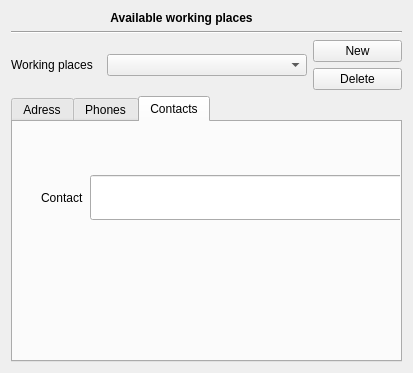
Qt form plugins/accountplugin/preferences/sitespage.ui (FreeHealth/freehealth) before a commit.
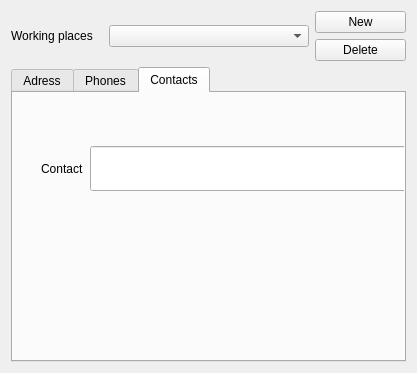
The same form after that commit. The open tabs and pages were chosen to show the change.

The edit to the form file:
```diff
--- a/plugins/accountplugin/preferences/sitespage.ui
+++ b/plugins/accountplugin/preferences/sitespage.ui
@@ -6,7 +6,7 @@
    <rect>
     <x>0</x>
     <y>0</y>
-    <width>413</width>
+    <width>417</width>
     <height>373</height>
    </rect>
   </property>
@@ -15,26 +15,6 @@
   </property>
   <layout class="QGridLayout" name="gridLayout_4">
    <item row="0" column="0">
-    <widget class="QLabel" name="label">
-     <property name="font">
-      <font>
-       <weight>75</weight>
-       <bold>true</bold>
-      </font>
-     </property>
-     <property name="text">
-      <string>                              Available working places</string>
-     </property>
-    </widget>
-   </item>
-   <item row="1" column="0">
-    <widget class="Line" name="line">
-     <property name="orientation">
-      <enum>Qt::Horizontal</enum>
-     </property>
-    </widget>
-   </item>
-   <item row="2" column="0">
     <layout class="QGridLayout" name="gridLayout">
      <item row="0" column="0">
       <widget class="QLabel" name="label_2">
@@ -73,7 +53,7 @@
      </item>
     </layout>
    </item>
-   <item row="3" column="0">
+   <item row="1" column="0">
     <widget class="QTabWidget" name="tabWidget">
      <property name="currentIndex">
       <number>0</number>
@@ -248,7 +228,7 @@
         <rect>
          <x>28</x>
          <y>40</y>
-         <width>429</width>
+         <width>430</width>
          <height>71</height>
         </rect>
        </property>
```
